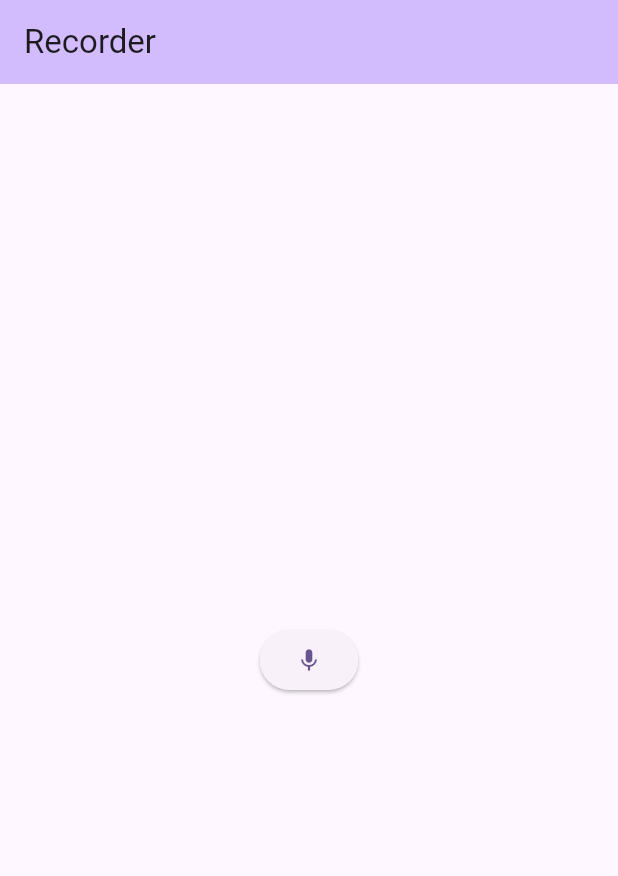
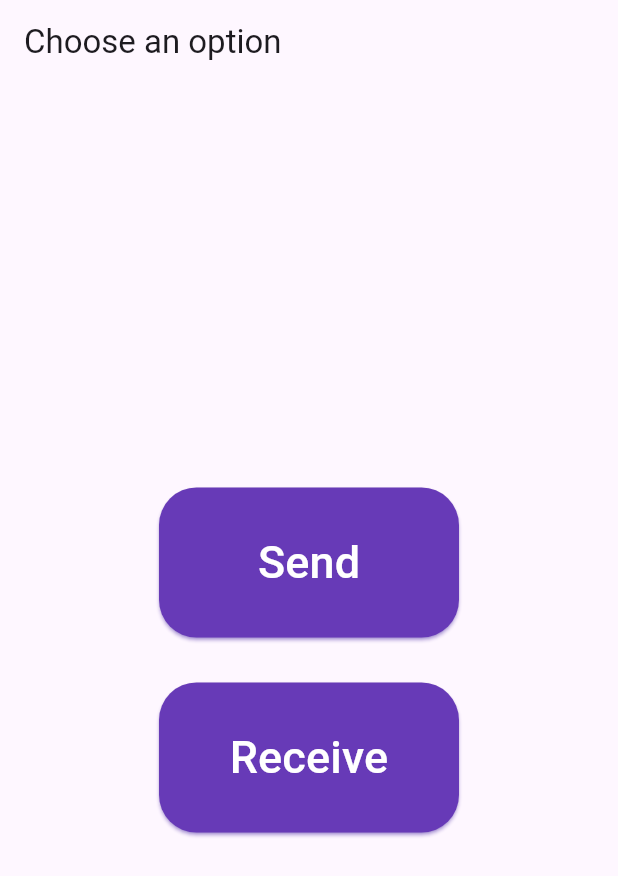
Before and after one commit to cactus0123/MMNC-Stem-Project, a Flutter app: the screen it shows after launch, on a phone screen of 412 x 824 dp. Shown: the top 876 px of the screen. Run offline on Flutter 3.47's test engine with Material 3 defaults, Android fonts, the phone set to English and light mode, and no system bars; our stand-ins replace permission_handler, socket_io_client; missing offline and left inert: record.

Commit message:
ui changes, prep for receiving client

```diff
--- /dev/null
+++ b/lib/landing_page.dart
@@ -0,0 +1,62 @@
+import 'package:flutter/material.dart';
+import 'send_page.dart'; // import the SendPage widget
+//import 'receive_page.dart'; // import the ReceivePage widget
+
+class LandingPage extends StatelessWidget {
+  const LandingPage({Key? key}) : super(key: key);
+
+  @override
+  Widget build(BuildContext context) {
+    return Scaffold(
+      appBar: AppBar(
+        title: const Text('Choose an option'),
+      ),
+      body: Center(
+        child: Column(
+          mainAxisAlignment: MainAxisAlignment.center,
+          children: <Widget>[
+            ElevatedButton(
+              style: ElevatedButton.styleFrom(
+                backgroundColor: Colors.deepPurple,
+                foregroundColor: Colors.white,
+                shadowColor: Colors.deepPurpleAccent,
+                shape: const RoundedRectangleBorder(
+                  borderRadius: BorderRadius.all(Radius.circular(25)),
+                ),
+                minimumSize: const Size(200, 100),
+              ),
+              child: const Text('Send', style: TextStyle(fontSize: 30)),
+              onPressed: () {
+                Navigator.push(
+                  context,
+                  MaterialPageRoute(
+                      builder: (context) =>
+                          const MyHomePage(title: 'Send Page')),
+                );
+              },
+            ),
+            const SizedBox(height: 30),
+            ElevatedButton(
+              style: ElevatedButton.styleFrom(
+                backgroundColor: Colors.deepPurple,
+                foregroundColor: Colors.white,
+                shadowColor: Colors.deepPurpleAccent,
+                shape: const RoundedRectangleBorder(
+                  borderRadius: BorderRadius.all(Radius.circular(25)),
+                ),
+                minimumSize: const Size(200, 100),
+              ),
+              child: const Text('Receive', style: TextStyle(fontSize: 30)),
+              onPressed: () {
+                Navigator.push(
+                  context,
+                  MaterialPageRoute(builder: (context) => const Placeholder()),
+                );
+              },
+            ),
+          ],
+        ),
+      ),
+    );
+  }
+}
--- a/lib/main.dart
+++ b/lib/main.dart
@@ -1,11 +1,5 @@
-import 'dart:developer';
-import 'dart:io';
-
+import 'landing_page.dart';
 import 'package:flutter/material.dart';
-import 'package:permission_handler/permission_handler.dart';
-import 'package:record/record.dart';
-import 'package:flutter/foundation.dart';
-import 'package:socket_io_client/socket_io_client.dart' as io;
 
 void main() {
   runApp(const MyApp());
@@ -18,195 +12,12 @@ class MyApp extends StatelessWidget {
   @override
   Widget build(BuildContext context) {
     return MaterialApp(
-      title: 'Flutter Demo',
+      title: 'MMNC Audio',
       theme: ThemeData(
         colorScheme: ColorScheme.fromSeed(seedColor: Colors.deepPurple),
         useMaterial3: true,
       ),
-      home: const MyHomePage(title: 'Flutter Demo Home Page'),
+      home: const LandingPage(),
     );
   }
 }
-
-class MyHomePage extends StatefulWidget {
-  const MyHomePage({super.key, required this.title});
-
-  final String title;
-
-  @override
-  State<MyHomePage> createState() => _MyHomePageState();
-}
-
-class _MyHomePageState extends State<MyHomePage> {
-  bool isRecording = false;
-
-  //Declaring record here, ? means possible null, necessary in Dart
-  AudioRecorder? record;
-  String? path;
-
-  final socket = io.io(
-      'https://desolate-mesa-93969-086416f0bdb9.herokuapp.com/',
-      <String, dynamic>{
-        'transports': ['websocket']
-      });
-
-  @override
-  void initState() {
-    super.initState();
-    socket.onConnect((_) {
-      log('Connected to the server');
-    });
-
-    socket.on('server_message', (data) {
-      log('Received message from server: $data');
-    });
-  }
-
-  //Method to request microphone permission from phone, Future is used for asynchronous computation
-  Future<bool> getPermissions() async {
-    var status = await Permission.microphone.request();
-    return status.isGranted;
-  }
-
-  List<Uint8List> _chunkAudio(String path) {
-    final file = File(path);
-    final bytes = file
-        .readAsBytesSync(); //array of all the bytes in the recording as Uint8list
-    const chunkSize = 1024 * 10;
-
-    final chunkArr = <Uint8List>[];
-
-    //increments through byte arr by chunkSize
-    for (var i = 0; i < bytes.length; i += chunkSize) {
-      /*
-      each chunk is a collection of bytes
-      this collection is defined by the chunkSize
-      inal is used to get the upper bound for the bytes given i pos to get a chunk
-      */
-      final end = i + chunkSize;
-      if (end > bytes.length) {
-        // checks if the audio recording is shorter than 1 chunkSize to avoid outOfBound
-        chunkArr.add(bytes.sublist(i, bytes.length)); //Each sublist is a chunk
-      } else {
-        chunkArr.add(bytes.sublist(i, end));
-      }
-    }
-
-    log('Number of chunks: ${chunkArr.length}');
-    return chunkArr;
-  }
-
-  var counter = 0;
-  Stream<List<int>> _readFileAsChunks(String path) async* {
-    final file = File(path);
-    const chunkSize = 1024 * 10;
-
-    final logFile = file.openSync(mode: FileMode.read);
-    while (true) {
-      final chunk = logFile.readSync(chunkSize);
-      if (chunk.isEmpty) {
-        await Future.delayed(const Duration(milliseconds: 1500));
-      } else {
-        yield chunk;
-        counter++;
-        log(counter.toString());
-      }
-    }
-  }
-
-  Future<void> startRecording() async {
-    try {
-      if (await getPermissions()) {
-        //This is to start the recording
-        record = AudioRecorder();
-        // Get the directory to save the audio file\
-        path = '/storage/emulated/0/Download/MMNC_Audio/recording.aac';
-        log("File Path: $path");
-
-        await record!.start(
-            const RecordConfig(), //! is used to refer to the initialized record
-            path: path!);
-
-        final chunkStream = _readFileAsChunks(path!);
-        chunkStream.listen((chunk) {
-          log("sending out chunk $counter");
-          socket.emit('pushChunks', {'data': chunk, 'count': counter});
-          log("finished sending out chunk $counter");
-        });
-      } else {
-        log('permission denied');
-      }
-
-      try {
-        socket.emit("audioStarted", "The audio recording has started");
-      } catch (e) {
-        log(e.toString());
-      }
-
-      setState(() {
-        isRecording = true;
-        log(isRecording.toString());
-      });
-    } catch (e) {
-      log(e.toString());
-    }
-  }
-
-  Future<void> stopRecording() async {
-    try {
-      await record!.stop();
-      record!.dispose();
-
-      //Chunk the data
-      //final chunks = _chunkAudio(path!);
-      socket.emit("audioEnded", "Recording Stopped");
-
-      /*
-
-      for (var i = 0; i < chunks.length; i++) {
-        socket.emit('pushChunks', chunks[i]);
-      }
-      */
-
-      setState(() {
-        isRecording = false;
-        log(isRecording.toString());
-      });
-    } catch (e) {
-      log(e.toString());
-    }
-  }
-
-  @override
-  Widget build(BuildContext context) {
-    // This method is rerun every time setState is called, for instance as done
-    // by the _incrementCounter method above.
-    //
-    // The Flutter framework has been optimized to make rerunning build methods
-    // fast, so that you can just rebuild anything that needs updating rather
-    // than having to individually change instances of widgets.
-    return Scaffold(
-      appBar: AppBar(
-        backgroundColor: Theme.of(context).colorScheme.inversePrimary,
-        title: const Text("Recorder"),
-      ),
-      body: Center(
-        child: Column(
-          mainAxisAlignment: MainAxisAlignment.center,
-          children: <Widget>[
-            ElevatedButton(
-              child: Icon(isRecording ? Icons.stop : Icons.mic),
-              onPressed: () {
-                if (isRecording) {
-                  stopRecording();
-                } else {
-                  startRecording();
-                }
-              },
-            )
-          ],
-        ),
-      ),
-    );
-  }
-}
```
Also changed, not shown: lib/send_page.dart (added, +200 -0 lines), lib/receive_page.dart (added), pubspec.lock, 6 other files.
